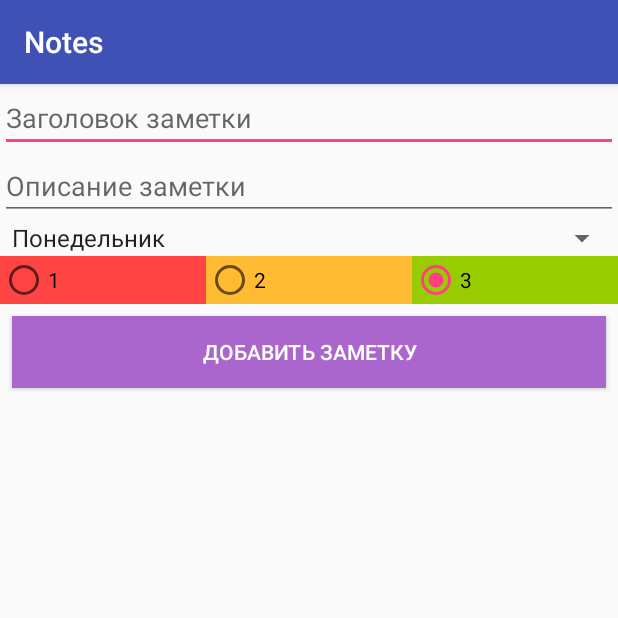
After one commit to Grigalgol/Notes, an Android app: the AddNewNoteActivity screen opened directly, with no data from a screen before it, on a phone screen of 412 x 824 dp, the top half of it. The commit adds this screen. Run offline under Robolectric (Android 15) with nearby library versions, the phone set to English and light mode, and no system bars.

Commit message:
add new AddNoteActivity

```diff
--- a/app/build.gradle
+++ b/app/build.gradle
@@ -22,6 +22,8 @@ dependencies {
     implementation fileTree(dir: 'libs', include: ['*.jar'])
     implementation 'com.android.support:appcompat-v7:28.0.0'
     implementation 'com.android.support.constraint:constraint-layout:1.1.3'
+    implementation 'com.android.support:cardview-v7:28.0.0'
+    implementation 'com.android.support:design:28.0.0'
     testImplementation 'junit:junit:4.12'
     androidTestImplementation 'com.android.support.test:runner:1.0.2'
     androidTestImplementation 'com.android.support.test.espresso:espresso-core:3.0.2'
--- a/app/src/main/AndroidManifest.xml
+++ b/app/src/main/AndroidManifest.xml
@@ -9,6 +9,7 @@
         android:roundIcon="@mipmap/ic_launcher_round"
         android:supportsRtl="true"
         android:theme="@style/AppTheme">
+        <activity android:name=".AddNewNoteActivity"></activity>
         <activity android:name=".MainActivity">
             <intent-filter>
                 <action android:name="android.intent.action.MAIN" />
--- /dev/null
+++ b/app/src/main/java/com/sumin/notes/AddNewNoteActivity.java
@@ -0,0 +1,42 @@
+package com.sumin.notes;
+
+import android.content.Intent;
+import android.support.v7.app.AppCompatActivity;
+import android.os.Bundle;
+import android.view.View;
+import android.widget.EditText;
+import android.widget.MultiAutoCompleteTextView;
+import android.widget.RadioButton;
+import android.widget.RadioGroup;
+import android.widget.Spinner;
+
+public class AddNewNoteActivity extends AppCompatActivity {
+
+    private EditText editTextTitle;
+    private EditText multiAutoCompleteTextView;
+    private RadioGroup radioGroup;
+    private Spinner spinner;
+
+    @Override
+    protected void onCreate(Bundle savedInstanceState) {
+        super.onCreate(savedInstanceState);
+        setContentView(R.layout.activity_add_new_note);
+        editTextTitle = findViewById(R.id.editTextTextTitle);
+        multiAutoCompleteTextView = findViewById(R.id.editTextTextDescription);
+        radioGroup = findViewById(R.id.radioGroupPriority);
+        spinner = findViewById(R.id.spinnerDaysOfWeek);
+    }
+
+    public void onClickSaveNote(View view) {
+        String title = editTextTitle.getText().toString().trim();
+        String description = multiAutoCompleteTextView.getText().toString();
+        String dayOfWeek = spinner.getSelectedItem().toString();
+        int radioButtonId = radioGroup.getCheckedRadioButtonId();
+        RadioButton radioButton = findViewById(radioButtonId);
+        int priority = Integer.parseInt(radioButton.getText().toString());
+        Note note = new Note(title, description, dayOfWeek, priority);
+        MainActivity.notes.add(note);
+        Intent intent = new Intent(this, MainActivity.class);
+        startActivity(intent);
+    }
+}
--- /dev/null
+++ b/app/src/main/res/layout/activity_add_new_note.xml
@@ -0,0 +1,88 @@
+<?xml version="1.0" encoding="utf-8"?>
+<android.support.constraint.ConstraintLayout xmlns:android="http://schemas.android.com/apk/res/android"
+    xmlns:app="http://schemas.android.com/apk/res-auto"
+    xmlns:tools="http://schemas.android.com/tools"
+    android:layout_width="match_parent"
+    android:layout_height="match_parent"
+    tools:context=".AddNewNoteActivity">
+
+    <EditText
+        android:id="@+id/editTextTextTitle"
+        android:layout_width="0dp"
+        android:layout_height="wrap_content"
+        android:ems="10"
+        android:inputType="textPersonName"
+        android:hint="@string/hint_title"
+        app:layout_constraintEnd_toEndOf="parent"
+        app:layout_constraintStart_toStartOf="parent"
+        app:layout_constraintTop_toTopOf="parent" />
+
+    <EditText
+        android:id="@+id/editTextTextDescription"
+        android:layout_width="0dp"
+        android:layout_height="wrap_content"
+        android:hint="@string/hint_description"
+        android:ems="10"
+        android:gravity="start|top"
+        android:inputType="textMultiLine"
+        app:layout_constraintEnd_toEndOf="parent"
+        app:layout_constraintStart_toStartOf="parent"
+        app:layout_constraintTop_toBottomOf="@+id/editTextTextTitle" />
+
+    <Spinner
+        android:id="@+id/spinnerDaysOfWeek"
+        android:layout_width="match_parent"
+        android:layout_height="wrap_content"
+        android:entries="@array/daysOfWeek"
+        app:layout_constraintEnd_toEndOf="parent"
+        app:layout_constraintStart_toStartOf="parent"
+        app:layout_constraintTop_toBottomOf="@+id/editTextTextDescription" />
+
+    <RadioGroup
+        android:id="@+id/radioGroupPriority"
+        android:layout_width="0dp"
+        android:layout_height="wrap_content"
+        android:orientation="horizontal"
+        app:layout_constraintEnd_toEndOf="parent"
+        app:layout_constraintStart_toStartOf="parent"
+        app:layout_constraintTop_toBottomOf="@+id/spinnerDaysOfWeek">
+
+        <RadioButton
+            android:id="@+id/radioButton1"
+            android:layout_width="wrap_content"
+            android:layout_weight="1"
+            android:layout_height="wrap_content"
+            android:background="@android:color/holo_red_light"
+            android:text="@string/priority1" />
+
+        <RadioButton
+            android:id="@+id/radioButton2"
+            android:layout_width="wrap_content"
+            android:layout_weight="1"
+            android:layout_height="wrap_content"
+            android:background="@android:color/holo_orange_light"
+            android:text="@string/priority2" />
+
+        <RadioButton
+            android:id="@+id/radioButton3"
+            android:layout_width="wrap_content"
+            android:layout_weight="1"
+            android:layout_height="wrap_content"
+            android:background="@android:color/holo_green_light"
+            android:text="@string/priority3"
+            android:checked="true"/>
+    </RadioGroup>
+
+    <Button
+        android:id="@+id/buttonSaveNote"
+        android:layout_width="0dp"
+        android:layout_height="wrap_content"
+        android:layout_margin="8dp"
+        android:background="@android:color/holo_purple"
+        android:text="@string/addNewNote"
+        android:textColor="#FFFFFF"
+        app:layout_constraintEnd_toEndOf="parent"
+        android:onClick="onClickSaveNote"
+        app:layout_constraintStart_toStartOf="parent"
+        app:layout_constraintTop_toBottomOf="@+id/radioGroupPriority" />
+</android.support.constraint.ConstraintLayout>
--- a/app/src/main/res/values/strings.xml
+++ b/app/src/main/res/values/strings.xml
@@ -1,3 +1,18 @@
 <resources>
     <string name="app_name">Notes</string>
+    <string name="addNewNote">Добавить заметку</string>
+    <string name="hint_title">Заголовок заметки</string>
+    <string name="hint_description">Описание заметки</string>
+    <string name="priority1">1</string>
+    <string name="priority2">2</string>
+    <string name="priority3">3</string>
+    <string-array name="daysOfWeek">
+        <item>Понедельник</item>
+        <item>Вторник</item>
+        <item>Среда</item>
+        <item>Четверг</item>
+        <item>Пятница</item>
+        <item>Суббота</item>
+        <item>Воскресенье</item>
+    </string-array>
 </resources>
```
Also changed, not shown: app/src/main/java/com/sumin/notes/MainActivity.java (+12 -2 lines), app/src/main/java/com/sumin/notes/NotesAdapter.java (+14 -3 lines), app/src/main/res/layout/activity_main.xml (+10 -0 lines), app/src/main/res/layout/note_item.xml (+11 -15 lines), app/src/main/res/drawable-v24/plus.png (added).
